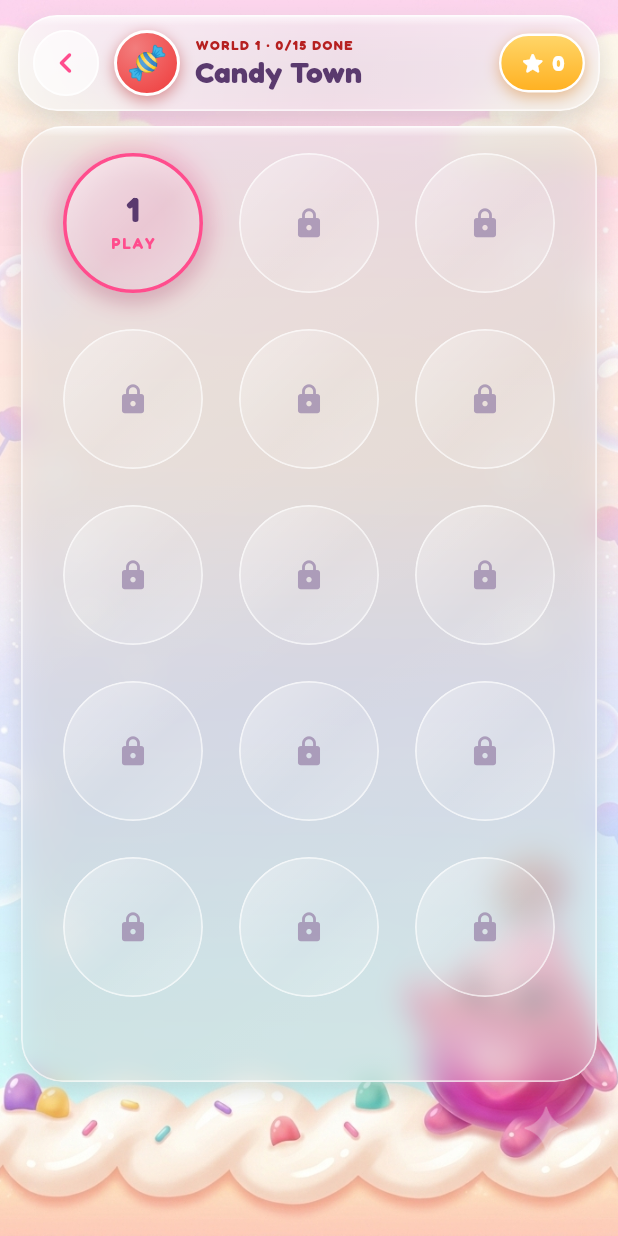
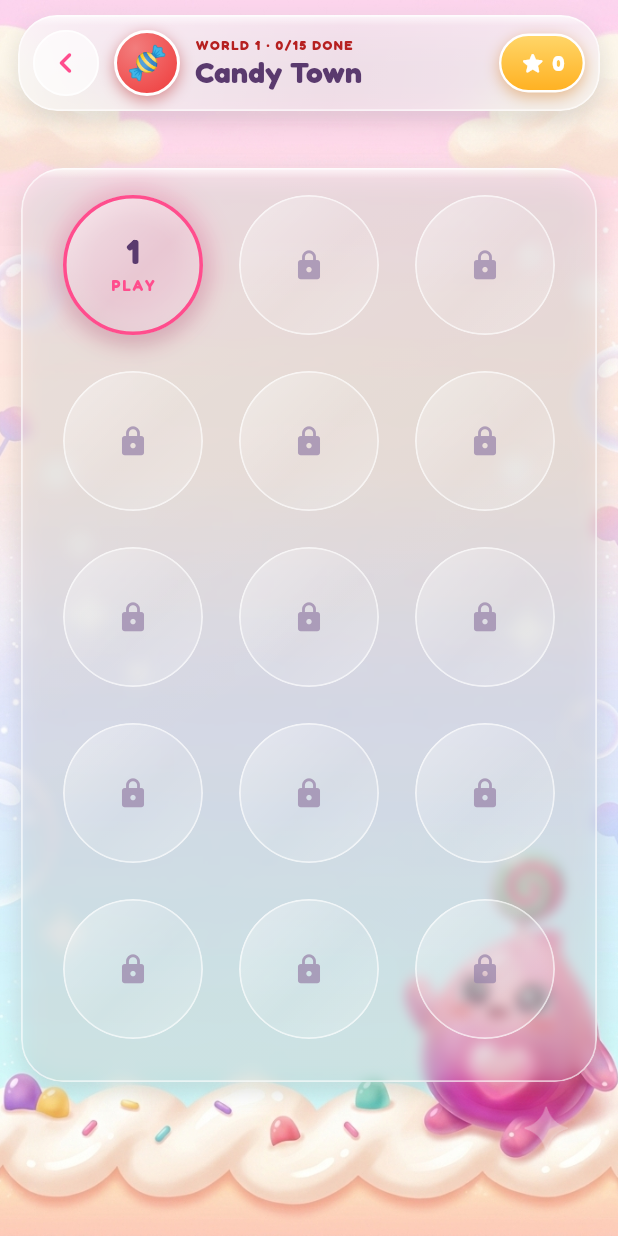
Before and after one commit to rishithamenush/arrowescape, a Flutter app: the WorldMapScreen screen opened directly with empty values, on a phone screen of 412 x 824 dp. Run offline on Flutter 3.47's test engine with Material 3 defaults, Android fonts, the phone set to English and light mode, and no system bars; our stand-ins replace google_fonts, shared_preferences; missing offline and left inert: flame, flame_audio; accounts and stored records are empty.

Commit message:
Update world map screen padding and LiquidGlass style

```diff
--- a/lib/screens/world_map_screen.dart
+++ b/lib/screens/world_map_screen.dart
@@ -107,11 +107,11 @@ class _WorldMapScreenState extends State<WorldMapScreen> {
                       // The bubbles float inside one big Liquid-Glass panel —
                       // the same "stage" treatment as the in-game board.
                       child: Padding(
-                        padding: EdgeInsets.fromLTRB(14, 4, 14, bottomMargin),
+                        padding: EdgeInsets.fromLTRB(14, 32, 14, bottomMargin),
                         child: LiquidGlass(
                           radius: 28,
-                          blur: 10,
-                          opacity: 0.22,
+                          blur: 4,
+                          opacity: 0.10,
                           child: GridView.builder(
                             controller: _scroll,
                             padding: const EdgeInsets.fromLTRB(
```
